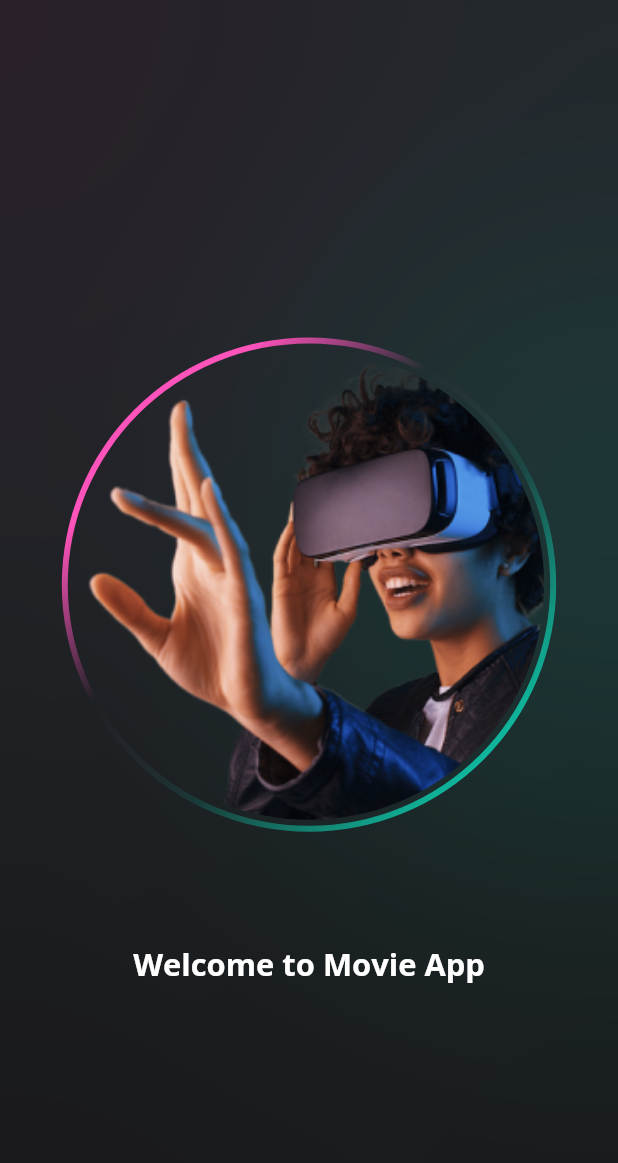
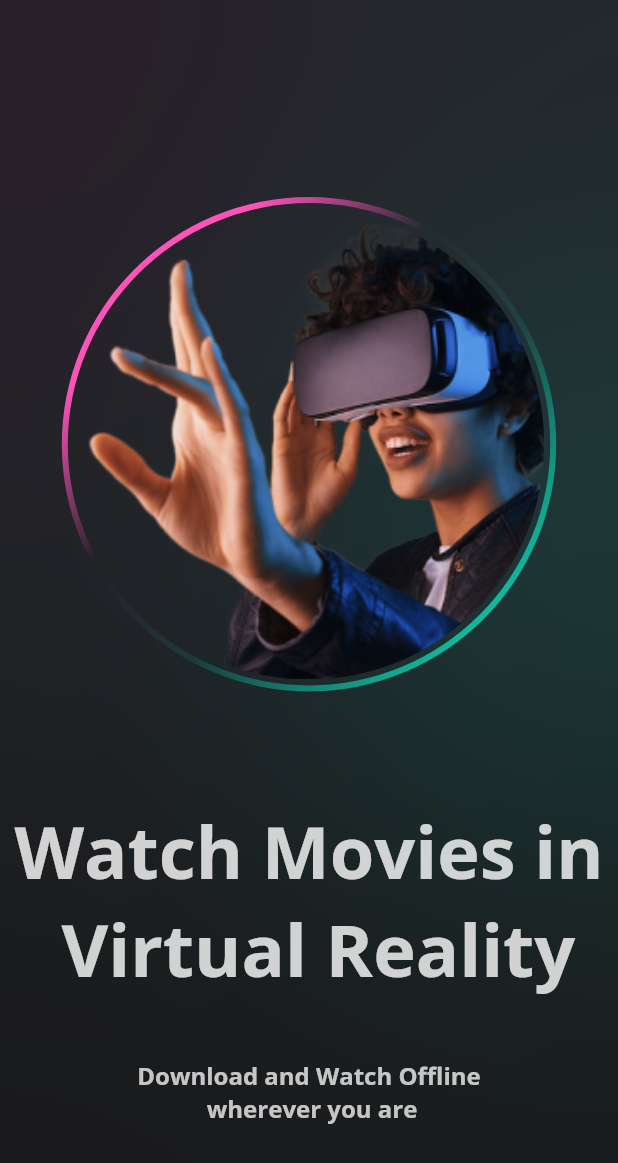
Before and after one commit to MosasaUnited/Movie-App-Ui, a Flutter app: the screen it shows after launch, on a phone screen of 412 x 824 dp. Shown: the top 1163 px of the screen. Run offline on Flutter 3.47's test engine with Material 2 defaults, Android fonts, the phone set to English and light mode, and no system bars; our stand-ins replace google_fonts.

Commit message:
AddTextToOnboardingScreen1

```diff
--- a/lib/screens/onboarding.dart
+++ b/lib/screens/onboarding.dart
@@ -98,11 +98,24 @@ class OnBoardingScreen extends StatelessWidget {
                     height: screenHeight * .09,
                   ),
                   Text(
-                    'Welcome to Movie App',
+                    'Watch Movies in \n Virtual Reality',
+                    textAlign: TextAlign.center,
                     style: TextStyle(
-                      fontSize: screenWidth * .05,
-                      fontWeight: FontWeight.bold,
-                      color: Constants.kWhiteColor,
+                      fontSize: screenHeight <= 660 ? 30 : 48,
+                      fontWeight: FontWeight.w700,
+                      color: Constants.kWhiteColor.withOpacity(.8),
+                    ),
+                  ),
+                  SizedBox(
+                    height: screenHeight * .05,
+                  ),
+                  Text(
+                    'Download and Watch Offline \n wherever you are',
+                    textAlign: TextAlign.center,
+                    style: TextStyle(
+                      fontSize: screenHeight <= 660 ? 12 : 16,
+                      fontWeight: FontWeight.w700,
+                      color: Constants.kWhiteColor.withOpacity(.75),
                     ),
                   ),
                 ],
```
